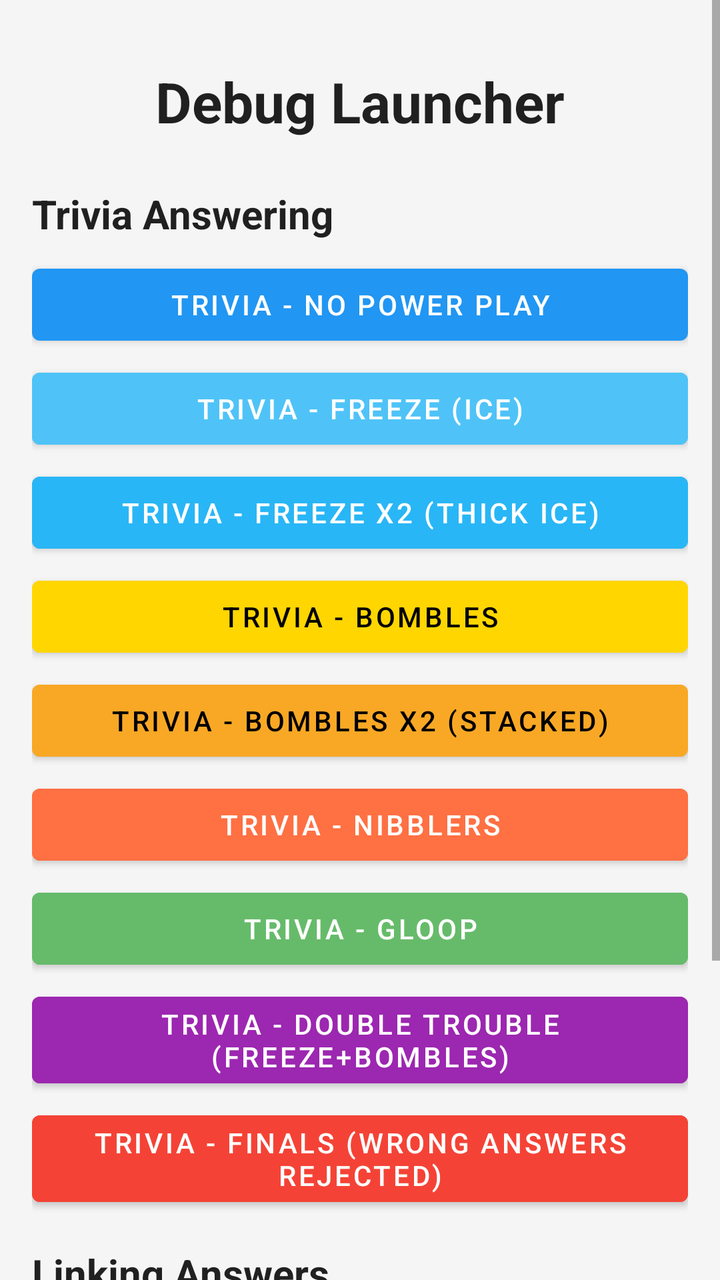
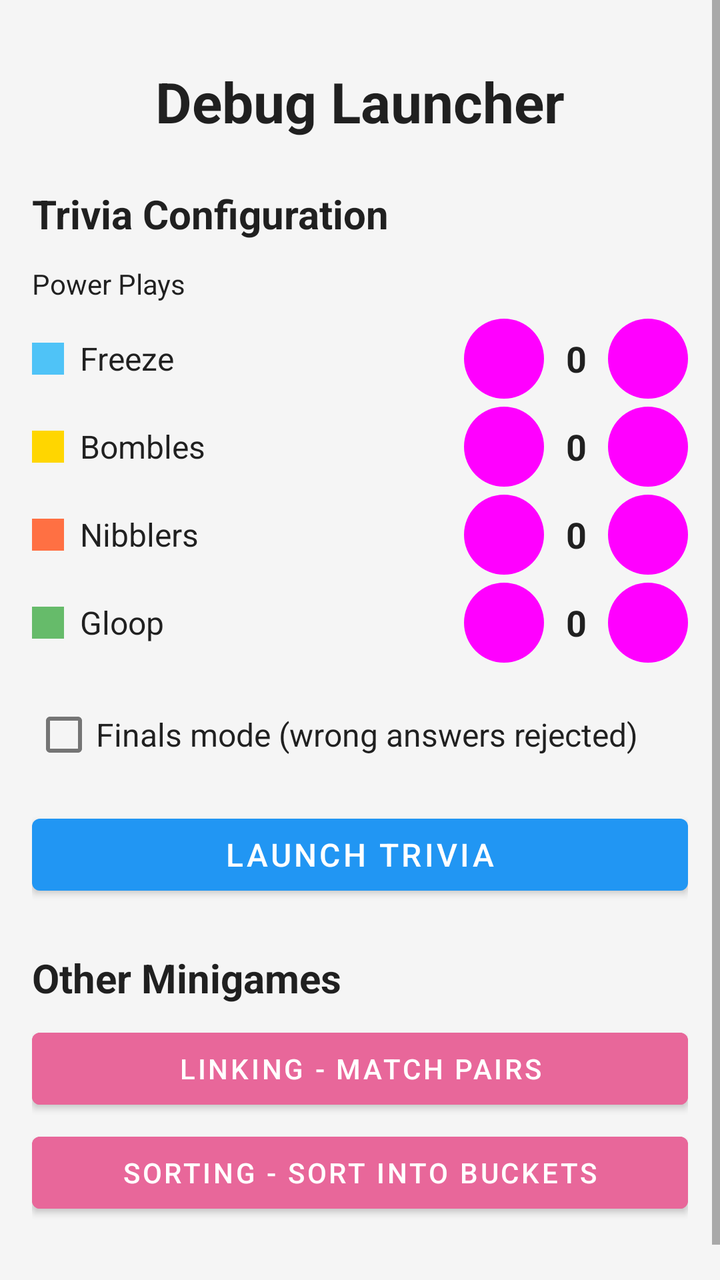

Two renders of the same Android screen: before a commit and after it. Below are the layout's source before the change and the commit's diff.
<!-- AndroidManifest.xml: application theme Theme.GameRemoteClient -->
<!-- res/layout/fragment_debug_launcher.xml -->
<?xml version="1.0" encoding="utf-8"?>
<ScrollView xmlns:android="http://schemas.android.com/apk/res/android"
    android:layout_width="match_parent"
    android:layout_height="match_parent"
    android:background="@color/background"
    android:fillViewport="true">

    <LinearLayout
        android:layout_width="match_parent"
        android:layout_height="wrap_content"
        android:orientation="vertical"
        android:padding="16dp">

        <TextView
            android:layout_width="match_parent"
            android:layout_height="wrap_content"
            android:text="Debug Launcher"
            android:textSize="28sp"
            android:textStyle="bold"
            android:textColor="@color/text_primary"
            android:gravity="center"
            android:layout_marginTop="16dp"
            android:layout_marginBottom="24dp" />

        
        <TextView
            android:layout_width="match_parent"
            android:layout_height="wrap_content"
            android:text="Trivia Answering"
            android:textSize="20sp"
            android:textStyle="bold"
            android:textColor="@color/text_primary"
            android:layout_marginBottom="8dp" />

        <com.google.android.material.button.MaterialButton
            android:id="@+id/btnTriviaNoEffect"
            android:layout_width="match_parent"
            android:layout_height="wrap_content"
            android:text="Trivia - No Power Play"
            android:layout_marginBottom="4dp" />

        <com.google.android.material.button.MaterialButton
            android:id="@+id/btnTriviaFreeze"
            android:layout_width="match_parent"
            android:layout_height="wrap_content"
            android:text="Trivia - Freeze (Ice)"
            android:backgroundTint="#4FC3F7"
            android:layout_marginBottom="4dp" />

        <com.google.android.material.button.MaterialButton
            android:id="@+id/btnTriviaFreezeDouble"
            android:layout_width="match_parent"
            android:layout_height="wrap_content"
            android:text="Trivia - Freeze x2 (Thick Ice)"
            android:backgroundTint="#29B6F6"
            android:layout_marginBottom="4dp" />

        <com.google.android.material.button.MaterialButton
            android:id="@+id/btnTriviaBombles"
            android:layout_width="match_parent"
            android:layout_height="wrap_content"
            android:text="Trivia - Bombles"
            android:backgroundTint="#FFD600"
            android:textColor="#000000"
            android:layout_marginBottom="4dp" />

        <com.google.android.material.button.MaterialButton
            android:id="@+id/btnTriviaBombles2x"
            android:layout_width="match_parent"
            android:layout_height="wrap_content"
            android:text="Trivia - Bombles x2 (stacked)"
            android:backgroundTint="#F9A825"
            android:textColor="#000000"
            android:layout_marginBottom="4dp" />

        <com.google.android.material.button.MaterialButton
            android:id="@+id/btnTriviaNibblers"
            android:layout_width="match_parent"
            android:layout_height="wrap_content"
            android:text="Trivia - Nibblers"
            android:backgroundTint="#FF7043"
            android:layout_marginBottom="4dp" />

        <com.google.android.material.button.MaterialButton
            android:id="@+id/btnTriviaGloop"
            android:layout_width="match_parent"
            android:layout_height="wrap_content"
            android:text="Trivia - Gloop"
            android:backgroundTint="#66BB6A"
            android:layout_marginBottom="4dp" />

        <com.google.android.material.button.MaterialButton
            android:id="@+id/btnTriviaDoubleTrouble"
            android:layout_width="match_parent"
            android:layout_height="wrap_content"
            android:text="Trivia - Double Trouble (Freeze+Bombles)"
            android:backgroundTint="#9C27B0"
            android:layout_marginBottom="4dp" />

        <com.google.android.material.button.MaterialButton
            android:id="@+id/btnTriviaFinals"
            android:layout_width="match_parent"
            android:layout_height="wrap_content"
            android:text="Trivia - Finals (wrong answers rejected)"
            android:backgroundTint="#F44336"
            android:layout_marginBottom="16dp" />

        
        <TextView
            android:layout_width="match_parent"
            android:layout_height="wrap_content"
            android:text="Linking Answers"
            android:textSize="20sp"
            android:textStyle="bold"
            android:textColor="@color/text_primary"
            android:layout_marginBottom="8dp" />

        <com.google.android.material.button.MaterialButton
            android:id="@+id/btnLinking"
            android:layout_width="match_parent"
            android:layout_height="wrap_content"
            android:text="Linking - Match Pairs"
            android:backgroundTint="#E8679A"
            android:layout_marginBottom="16dp" />

        
        <TextView
            android:layout_width="match_parent"
            android:layout_height="wrap_content"
            android:text="Sorting Answers"
            android:textSize="20sp"
            android:textStyle="bold"
            android:textColor="@color/text_primary"
            android:layout_marginBottom="8dp" />

        <com.google.android.material.button.MaterialButton
            android:id="@+id/btnSorting"
            android:layout_width="match_parent"
            android:layout_height="wrap_content"
            android:text="Sorting - Sort Into Buckets"
            android:backgroundTint="#E8679A"
            android:layout_marginBottom="32dp" />

    </LinearLayout>
</ScrollView>
<!-- resources referenced by this layout -->
<resources>
  <color name="background">#FFF5F5F5</color>
  <color name="text_primary">#DE000000</color>
  <style name="Theme.GameRemoteClient" parent="Theme.MaterialComponents.DayNight.NoActionBar">
          <item name="colorPrimary">@color/primary</item>
          <item name="colorPrimaryDark">@color/primary_dark</item>
          <item name="colorAccent">@color/accent</item>
          <item name="android:windowBackground">@color/background</item>
          <item name="android:windowLayoutInDisplayCutoutMode">shortEdges</item>
      </style>
  <color name="primary">#FF2196F3</color>
  <color name="primary_dark">#FF1976D2</color>
  <color name="accent">#FFFF5722</color>
</resources>

<!-- the commit's change to res/layout/fragment_debug_launcher.xml (unified diff, before → after) -->
@@ -26,90 +26,265 @@
         <TextView
             android:layout_width="match_parent"
             android:layout_height="wrap_content"
-            android:text="Trivia Answering"
+            android:text="Trivia Configuration"
             android:textSize="20sp"
             android:textStyle="bold"
             android:textColor="@color/text_primary"
+            android:layout_marginBottom="12dp" />
+
+        
+        <TextView
+            android:layout_width="match_parent"
+            android:layout_height="wrap_content"
+            android:text="Power Plays"
+            android:textSize="14sp"
+            android:textColor="@color/text_primary"
             android:layout_marginBottom="8dp" />
 
+        
+        <LinearLayout
+            android:layout_width="match_parent"
+            android:layout_height="wrap_content"
+            android:orientation="horizontal"
+            android:gravity="center_vertical"
+            android:layout_marginBottom="4dp">
+
+            <View
+                android:layout_width="16dp"
+                android:layout_height="16dp"
+                android:layout_marginEnd="8dp"
+                android:background="#4FC3F7" />
+
+            <TextView
+                android:layout_width="0dp"
+                android:layout_height="wrap_content"
+                android:layout_weight="1"
+                android:text="Freeze"
+                android:textSize="16sp"
+                android:textColor="@color/text_primary" />
+
+            <com.google.android.material.button.MaterialButton
+                android:id="@+id/btnFreezeMinus"
+                style="@style/Widget.Material3.Button.TonalButton"
+                android:layout_width="40dp"
+                android:layout_height="40dp"
+                android:text="-"
+                android:textSize="18sp"
+                android:padding="0dp"
+                android:insetTop="0dp"
+                android:insetBottom="0dp" />
+
+            <TextView
+                android:id="@+id/txtFreezeCount"
+                android:layout_width="32dp"
+                android:layout_height="wrap_content"
+                android:text="0"
+                android:textSize="18sp"
+                android:textStyle="bold"
+                android:textColor="@color/text_primary"
+                android:gravity="center" />
+
+            <com.google.android.material.button.MaterialButton
+                android:id="@+id/btnFreezePlus"
+                style="@style/Widget.Material3.Button.TonalButton"
+                android:layout_width="40dp"
+                android:layout_height="40dp"
+                android:text="+"
+                android:textSize="18sp"
+                android:padding="0dp"
+                android:insetTop="0dp"
+                android:insetBottom="0dp" />
+        </LinearLayout>
+
+        
+        <LinearLayout
+            android:layout_width="match_parent"
+            android:layout_height="wrap_content"
+            android:orientation="horizontal"
+            android:gravity="center_vertical"
+            android:layout_marginBottom="4dp">
+
+            <View
+                android:layout_width="16dp"
+                android:layout_height="16dp"
+                android:layout_marginEnd="8dp"
+                android:background="#FFD600" />
+
+            <TextView
+                android:layout_width="0dp"
+                android:layout_height="wrap_content"
+                android:layout_weight="1"
+                android:text="Bombles"
+                android:textSize="16sp"
+                android:textColor="@color/text_primary" />
+
+            <com.google.android.material.button.MaterialButton
+                android:id="@+id/btnBomblesMinus"
+                style="@style/Widget.Material3.Button.TonalButton"
+                android:layout_width="40dp"
+                android:layout_height="40dp"
+                android:text="-"
+                android:textSize="18sp"
+                android:padding="0dp"
+                android:insetTop="0dp"
+                android:insetBottom="0dp" />
+
+            <TextView
+                android:id="@+id/txtBomblesCount"
+                android:layout_width="32dp"
+                android:layout_height="wrap_content"
+                android:text="0"
+                android:textSize="18sp"
+                android:textStyle="bold"
+                android:textColor="@color/text_primary"
+                android:gravity="center" />
+
+            <com.google.android.material.button.MaterialButton
+                android:id="@+id/btnBomblesPlus"
+                style="@style/Widget.Material3.Button.TonalButton"
+                android:layout_width="40dp"
+                android:layout_height="40dp"
+                android:text="+"
+                android:textSize="18sp"
+                android:padding="0dp"
+                android:insetTop="0dp"
+                android:insetBottom="0dp" />
+        </LinearLayout>
+
+        
+        <LinearLayout
+            android:layout_width="match_parent"
+            android:layout_height="wrap_content"
+            android:orientation="horizontal"
+            android:gravity="center_vertical"
+            android:layout_marginBottom="4dp">
+
+            <View
+                android:layout_width="16dp"
+                android:layout_height="16dp"
+                android:layout_marginEnd="8dp"
+                android:background="#FF7043" />
+
+            <TextView
+                android:layout_width="0dp"
+                android:layout_height="wrap_content"
+                android:layout_weight="1"
+                android:text="Nibblers"
+                android:textSize="16sp"
+                android:textColor="@color/text_primary" />
+
+            <com.google.android.material.button.MaterialButton
+                android:id="@+id/btnNibblersMinus"
+                style="@style/Widget.Material3.Button.TonalButton"
+                android:layout_width="40dp"
+                android:layout_height="40dp"
+                android:text="-"
+                android:textSize="18sp"
+                android:padding="0dp"
+                android:insetTop="0dp"
+                android:insetBottom="0dp" />
+
+            <TextView
+                android:id="@+id/txtNibblersCount"
+                android:layout_width="32dp"
+                android:layout_height="wrap_content"
+                android:text="0"
+                android:textSize="18sp"
+                android:textStyle="bold"
+                android:textColor="@color/text_primary"
+                android:gravity="center" />
+
+            <com.google.android.material.button.MaterialButton
+                android:id="@+id/btnNibblersPlus"
+                style="@style/Widget.Material3.Button.TonalButton"
+                android:layout_width="40dp"
+                android:layout_height="40dp"
+                android:text="+"
+                android:textSize="18sp"
+                android:padding="0dp"
+                android:insetTop="0dp"
+                android:insetBottom="0dp" />
+        </LinearLayout>
+
+        
+        <LinearLayout
+            android:layout_width="match_parent"
+            android:layout_height="wrap_content"
+            android:orientation="horizontal"
+            android:gravity="center_vertical"
+            android:layout_marginBottom="12dp">
+
+            <View
+                android:layout_width="16dp"
+                android:layout_height="16dp"
+                android:layout_marginEnd="8dp"
+                android:background="#66BB6A" />
+
+            <TextView
+                android:layout_width="0dp"
+                android:layout_height="wrap_content"
+                android:layout_weight="1"
+                android:text="Gloop"
+                android:textSize="16sp"
+                android:textColor="@color/text_primary" />
+
+            <com.google.android.material.button.MaterialButton
+                android:id="@+id/btnGloopMinus"
+                style="@style/Widget.Material3.Button.TonalButton"
+                android:layout_width="40dp"
+                android:layout_height="40dp"
+                android:text="-"
+                android:textSize="18sp"
+                android:padding="0dp"
+                android:insetTop="0dp"
+                android:insetBottom="0dp" />
+
+            <TextView
+                android:id="@+id/txtGloopCount"
+                android:layout_width="32dp"
+                android:layout_height="wrap_content"
+                android:text="0"
+                android:textSize="18sp"
+                android:textStyle="bold"
+                android:textColor="@color/text_primary"
+                android:gravity="center" />
+
+            <com.google.android.material.button.MaterialButton
+                android:id="@+id/btnGloopPlus"
+                style="@style/Widget.Material3.Button.TonalButton"
+                android:layout_width="40dp"
+                android:layout_height="40dp"
+                android:text="+"
+                android:textSize="18sp"
+                android:padding="0dp"
+                android:insetTop="0dp"
+                android:insetBottom="0dp" />
+        </LinearLayout>
+
+        
+        <com.google.android.material.checkbox.MaterialCheckBox
+            android:id="@+id/chkFinals"
+            android:layout_width="match_parent"
+            android:layout_height="wrap_content"
+            android:text="Finals mode (wrong answers rejected)"
+            android:textSize="16sp"
+            android:textColor="@color/text_primary"
+            android:layout_marginBottom="12dp" />
+
+        
         <com.google.android.material.button.MaterialButton
-            android:id="@+id/btnTriviaNoEffect"
-            android:layout_width="match_parent"
-            android:layout_height="wrap_content"
-            android:text="Trivia - No Power Play"
-            android:layout_marginBottom="4dp" />
-
-        <com.google.android.material.button.MaterialButton
-            android:id="@+id/btnTriviaFreeze"
-            android:layout_width="match_parent"
-            android:layout_height="wrap_content"
-            android:text="Trivia - Freeze (Ice)"
-            android:backgroundTint="#4FC3F7"
-            android:layout_marginBottom="4dp" />
-
-        <com.google.android.material.button.MaterialButton
-            android:id="@+id/btnTriviaFreezeDouble"
-            android:layout_width="match_parent"
-            android:layout_height="wrap_content"
-            android:text="Trivia - Freeze x2 (Thick Ice)"
-            android:backgroundTint="#29B6F6"
-            android:layout_marginBottom="4dp" />
-
-        <com.google.android.material.button.MaterialButton
-            android:id="@+id/btnTriviaBombles"
-            android:layout_width="match_parent"
-            android:layout_height="wrap_content"
-            android:text="Trivia - Bombles"
-            android:backgroundTint="#FFD600"
-            android:textColor="#000000"
-            android:layout_marginBottom="4dp" />
-
-        <com.google.android.material.button.MaterialButton
-            android:id="@+id/btnTriviaBombles2x"
-            android:layout_width="match_parent"
-            android:layout_height="wrap_content"
-            android:text="Trivia - Bombles x2 (stacked)"
-            android:backgroundTint="#F9A825"
-            android:textColor="#000000"
-            android:layout_marginBottom="4dp" />
-
-        <com.google.android.material.button.MaterialButton
-            android:id="@+id/btnTriviaNibblers"
-            android:layout_width="match_parent"
-            android:layout_height="wrap_content"
-            android:text="Trivia - Nibblers"
-            android:backgroundTint="#FF7043"
-            android:layout_marginBottom="4dp" />
-
-        <com.google.android.material.button.MaterialButton
-            android:id="@+id/btnTriviaGloop"
-            android:layout_width="match_parent"
-            android:layout_height="wrap_content"
-            android:text="Trivia - Gloop"
-            android:backgroundTint="#66BB6A"
-            android:layout_marginBottom="4dp" />
-
-        <com.google.android.material.button.MaterialButton
-            android:id="@+id/btnTriviaDoubleTrouble"
-            android:layout_width="match_parent"
-            android:layout_height="wrap_content"
-            android:text="Trivia - Double Trouble (Freeze+Bombles)"
-            android:backgroundTint="#9C27B0"
-            android:layout_marginBottom="4dp" />
-
-        <com.google.android.material.button.MaterialButton
-            android:id="@+id/btnTriviaFinals"
-            android:layout_width="match_parent"
-            android:layout_height="wrap_content"
-            android:text="Trivia - Finals (wrong answers rejected)"
-            android:backgroundTint="#F44336"
-            android:layout_marginBottom="16dp" />
+            android:id="@+id/btnLaunchTrivia"
+            android:layout_width="match_parent"
+            android:layout_height="wrap_content"
+            android:text="Launch Trivia"
+            android:textSize="16sp"
+            android:layout_marginBottom="24dp" />
 
         
         <TextView
             android:layout_width="match_parent"
             android:layout_height="wrap_content"
-            android:text="Linking Answers"
+            android:text="Other Minigames"
             android:textSize="20sp"
             android:textStyle="bold"
             android:textColor="@color/text_primary"
@@ -121,17 +296,7 @@
             android:layout_height="wrap_content"
             android:text="Linking - Match Pairs"
             android:backgroundTint="#E8679A"
-            android:layout_marginBottom="16dp" />
-
-        
-        <TextView
-            android:layout_width="match_parent"
-            android:layout_height="wrap_content"
-            android:text="Sorting Answers"
-            android:textSize="20sp"
-            android:textStyle="bold"
-            android:textColor="@color/text_primary"
-            android:layout_marginBottom="8dp" />
+            android:layout_marginBottom="4dp" />
 
         <com.google.android.material.button.MaterialButton
             android:id="@+id/btnSorting"
